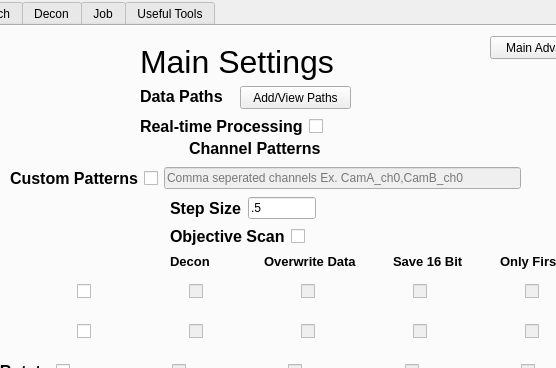
Above: mainwindow.ui from abcucberkeley/PetaKit5D-GUI before the change; both pictures show x 132 to 688 and y 0 to 368 of the 801 by 600 pixel window. Below: the same form after it.
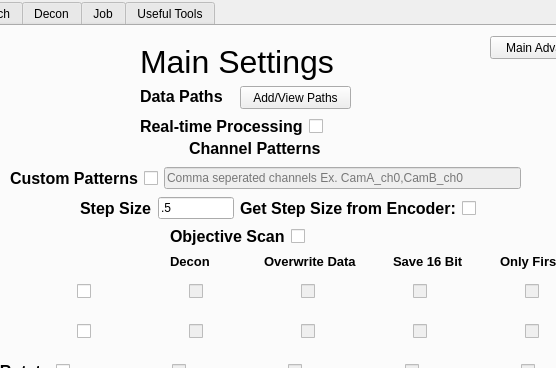
That is the form after the change. The open tabs and pages were chosen to show the change.

Commit message: added dzFromEncoder option, WIP: move resample to main advanced

```diff
--- a/mainwindow.ui
+++ b/mainwindow.ui
@@ -97,9 +97,9 @@
      <widget class="QWidget" name="layoutWidget">
       <property name="geometry">
        <rect>
-        <x>300</x>
+        <x>210</x>
         <y>170</y>
-        <width>146</width>
+        <width>396</width>
         <height>25</height>
        </rect>
       </property>
@@ -127,6 +127,38 @@
          </property>
         </widget>
        </item>
+       <item>
+        <widget class="QLabel" name="dzFromEncoderLabel">
+         <property name="font">
+          <font>
+           <pointsize>12</pointsize>
+           <weight>75</weight>
+           <bold>true</bold>
+           <strikeout>false</strikeout>
+           <kerning>true</kerning>
+          </font>
+         </property>
+         <property name="text">
+          <string>Get Step Size from Encoder:</string>
+         </property>
+        </widget>
+       </item>
+       <item>
+        <widget class="QCheckBox" name="dzFromEncoderCheckBox">
+         <property name="enabled">
+          <bool>true</bool>
+         </property>
+         <property name="autoFillBackground">
+          <bool>false</bool>
+         </property>
+         <property name="text">
+          <string/>
+         </property>
+         <property name="checkable">
+          <bool>true</bool>
+         </property>
+        </widget>
+       </item>
       </layout>
      </widget>
      <widget class="QPushButton" name="mainNextButton">
```
Left out of the diff: 2 changed lines with no effect on the pictures. The commit also changes 2 other files.
